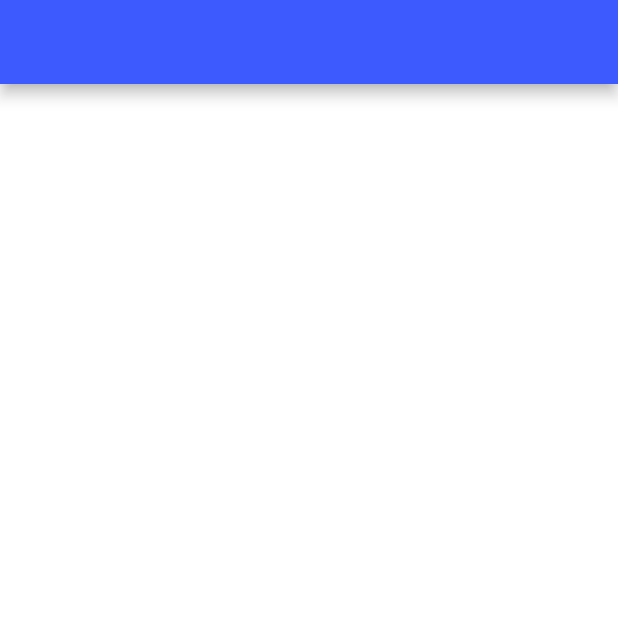
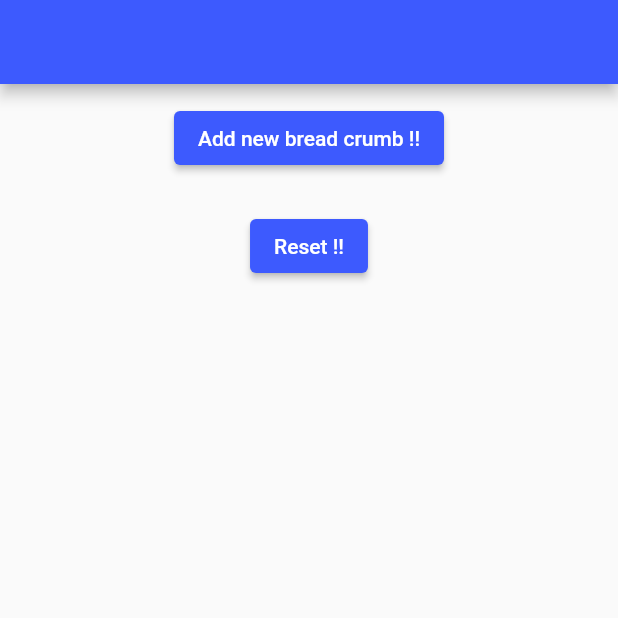
Before and after one commit to Selin-Yigit/testing_provider_project, a Flutter app: the screen it shows after launch, on a phone screen of 412 x 824 dp, the top half of it. Run offline on Flutter 3.47's test engine with Material 2 defaults, Android fonts, the phone set to English and light mode, and no system bars.

Commit message:
HomePage'e butonlar eklendi.

```diff
--- a/lib/homePage.dart
+++ b/lib/homePage.dart
@@ -1,4 +1,6 @@
 import 'package:flutter/material.dart';
+import 'package:provider/provider.dart';
+import 'package:testing_provider_project/breadCrumbProvider.dart';
 
 class HomePage extends StatelessWidget {
   const HomePage({super.key});
@@ -9,8 +11,42 @@ class HomePage extends StatelessWidget {
       appBar: AppBar(
         backgroundColor: Colors.indigoAccent.shade400,
       ),
-      body: Container(
-        color: Colors.white,
+      body: Column(
+        children: [
+          Padding(
+            padding: const EdgeInsets.all(12.0),
+            child: Center(
+              child: ElevatedButton(
+                style: ButtonStyle(
+                  backgroundColor:
+                      MaterialStateProperty.all(Colors.indigoAccent.shade400),
+                ),
+                onPressed: () {
+                  Navigator.of(context).pushNamed("/add");
+                },
+                child: const Text('Add new bread crumb !!'),
+              ),
+            ),
+          ),
+          Padding(
+            padding: const EdgeInsets.all(12.0),
+            child: Center(
+              child: ElevatedButton(
+                style: ButtonStyle(
+                  backgroundColor:
+                      MaterialStateProperty.all(Colors.indigoAccent.shade400),
+                ),
+                onPressed: () {
+                  // Burada provider ile "one-way" iletişim kurarak reset fonksiyonunu çağırdık.
+                  // read fonksiyonu genelde provider'dan bir şey yapmasını istediğimizde kullanılır. Örneğin fonksiyonu getirmek.
+                  // callback'ler içinde kuallnılması önerilir. Örneğin burada olduğu gibi bir butonun onPressed'inde.
+                  context.read<BreadCrumbProvider>().Reset();
+                },
+                child: const Text('Reset !!'),
+              ),
+            ),
+          ),
+        ],
       ),
     );
   }
--- a/lib/main.dart
+++ b/lib/main.dart
@@ -21,6 +21,7 @@ class MyApp extends StatelessWidget {
         debugShowCheckedModeBanner: false,
         routes: {
           "/": (BuildContext context) => const HomePage(),
+          "/add": (BuildContext context) => HomePage(),
         },
         initialRoute: "/",
       ),
```
